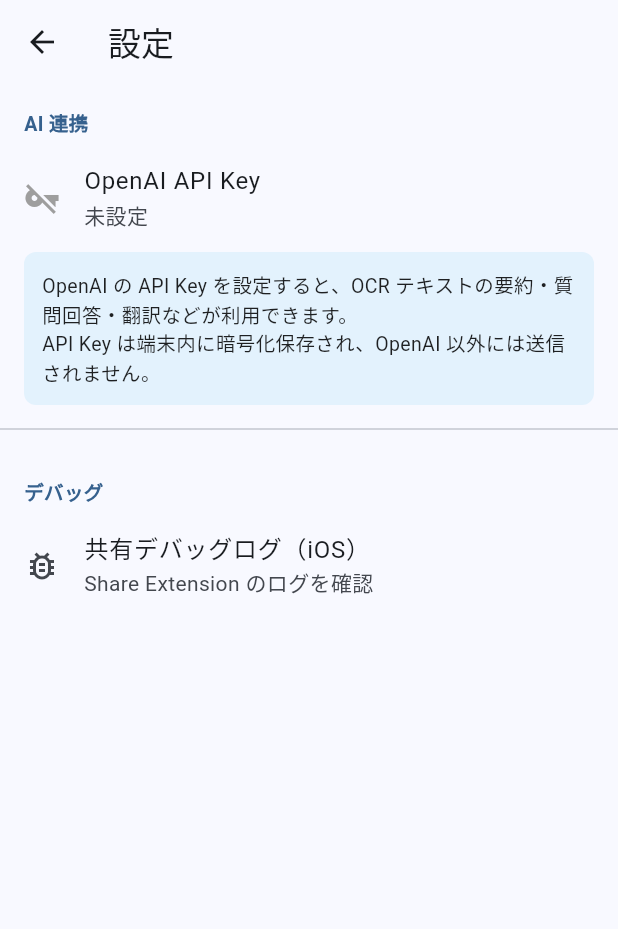
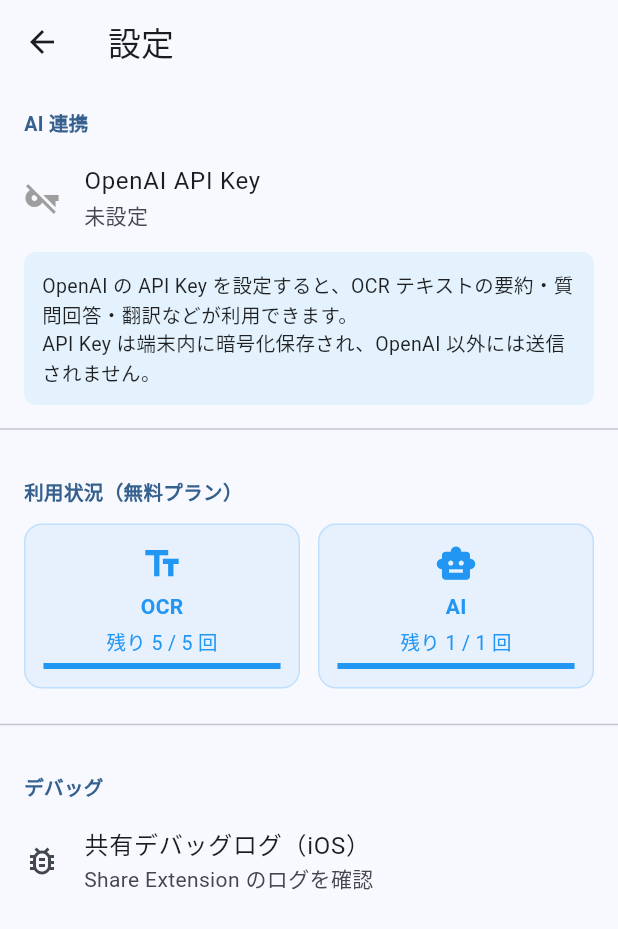
Before and after one commit to hiroyafushimi/app-want-to, a Flutter app: the SettingsScreen screen opened by its route, on a phone screen of 412 x 824 dp. Shown: the top 929 px of the screen. Run offline on Flutter 3.47's test engine with Material 3 defaults, Android fonts, the phone set to English and light mode, and no system bars; our stand-ins replace flutter_secure_storage, share_plus; missing offline and left inert: google_mlkit_text_recognition, purchases_flutter, receive_sharing_intent; accounts and stored records are empty.

Commit message:
Add OCR featurez

```diff
--- a/lib/screens/settings_screen.dart
+++ b/lib/screens/settings_screen.dart
@@ -3,6 +3,7 @@
 
 import '../services/api_key_storage.dart';
 import '../services/share_debug_log_service.dart';
+import '../services/usage_service.dart';
 
 /// 設定画面：API Key入力、残り回数、課金（仕様 6. 画面フロー 5）
 class SettingsScreen extends StatefulWidget {
@@ -81,6 +82,11 @@
             ),
           const Divider(height: 32),
 
+          // ───── 利用状況セクション ─────
+          _buildSectionHeader('利用状況（無料プラン）'),
+          _buildUsageTile(),
+          const Divider(height: 32),
+
           // ───── デバッグセクション ─────
           _buildSectionHeader('デバッグ'),
           ListTile(
@@ -91,6 +97,37 @@
               MaterialPageRoute<void>(
                 builder: (_) => const _ShareDebugLogScreen(),
               ),
+            ),
+          ),
+        ],
+      ),
+    );
+  }
+
+  Widget _buildUsageTile() {
+    final usage = UsageService.instance;
+    final ocrRemaining = usage.remainingOcr;
+    final aiRemaining = usage.remainingAi;
+
+    return Padding(
+      padding: const EdgeInsets.symmetric(horizontal: 16, vertical: 8),
+      child: Row(
+        children: [
+          Expanded(
+            child: _UsageCard(
+              icon: Icons.text_fields,
+              label: 'OCR',
+              remaining: ocrRemaining,
+              total: UsageService.freeOcrLimit,
+            ),
+          ),
+          const SizedBox(width: 12),
+          Expanded(
+            child: _UsageCard(
+              icon: Icons.smart_toy,
+              label: 'AI',
+              remaining: aiRemaining,
+              total: UsageService.freeAiLimit,
             ),
           ),
         ],
@@ -199,6 +236,61 @@
   }
 }
 
+// ───── 使用回数カード ─────
+
+class _UsageCard extends StatelessWidget {
+  const _UsageCard({
+    required this.icon,
+    required this.label,
+    required this.remaining,
+    required this.total,
+  });
+
+  final IconData icon;
+  final String label;
+  final int remaining;
+  final int total;
+
+  @override
+  Widget build(BuildContext context) {
+    final isUnlimited = remaining < 0;
+    final ratio = isUnlimited ? 1.0 : remaining / total;
+    final color = isUnlimited
+        ? Colors.green
+        : remaining == 0
+            ? Colors.red
+            : Colors.blue;
+
+    return Container(
+      padding: const EdgeInsets.all(12),
+      decoration: BoxDecoration(
+        color: color.withValues(alpha: 0.08),
+        borderRadius: BorderRadius.circular(12),
+        border: Border.all(color: color.withValues(alpha: 0.2)),
+      ),
+      child: Column(
+        children: [
+          Icon(icon, color: color, size: 28),
+          const SizedBox(height: 4),
+          Text(label, style: TextStyle(fontWeight: FontWeight.bold, color: color)),
+          const SizedBox(height: 4),
+          Text(
+            isUnlimited ? '無制限' : '残り $remaining / $total 回',
+            style: TextStyle(fontSize: 13, color: color),
+          ),
+          const SizedBox(height: 4),
+          if (!isUnlimited)
+            LinearProgressIndicator(
+              value: ratio,
+              backgroundColor: color.withValues(alpha: 0.15),
+              valueColor: AlwaysStoppedAnimation<Color>(color),
+            ),
+        ],
+      ),
+    );
+  }
+}
+
 // ───── 共有デバッグログ画面（既存） ─────
 
 class _ShareDebugLogScreen extends StatefulWidget {
--- /dev/null
+++ b/lib/services/usage_service.dart
@@ -0,0 +1,119 @@
+import 'package:flutter/foundation.dart';
+import 'package:flutter/material.dart';
+
+/// 日次使用回数管理サービス（仕様 1.4: 無料=OCR 5回/日, AI 1回/日）
+///
+/// SharedPreferences ではなくメモリ+日付チェックで軽量実装。
+/// アプリ再起動でリセットされるが、MVP では許容。
+/// 本番では SharedPreferences or ローカル DB に永続化する。
+class UsageService {
+  UsageService._();
+  static final UsageService instance = UsageService._();
+
+  // ── 無料プラン上限 ──
+  static const int freeOcrLimit = 5;
+  static const int freeAiLimit = 1;
+
+  // ── 内部カウンター ──
+  int _ocrCount = 0;
+  int _aiCount = 0;
+  String _dateKey = '';
+
+  /// 有料プラン所持フラグ（IAPService と連携して更新）
+  bool isPremium = false;
+
+  /// 今日の日付キー
+  String get _today {
+    final now = DateTime.now();
+    return '${now.year}-${now.month.toString().padLeft(2, '0')}-${now.day.toString().padLeft(2, '0')}';
+  }
+
+  /// 日付が変わったらカウンターをリセット
+  void _resetIfNewDay() {
+    final today = _today;
+    if (_dateKey != today) {
+      _ocrCount = 0;
+      _aiCount = 0;
+      _dateKey = today;
+      debugPrint('[Usage] 日付リセット: $today');
+    }
+  }
+
+  // ── OCR ──
+
+  /// OCR の残り回数
+  int get remainingOcr {
+    if (isPremium) return -1; // 無制限
+    _resetIfNewDay();
+    return (freeOcrLimit - _ocrCount).clamp(0, freeOcrLimit);
+  }
+
+  /// OCR が実行可能か
+  bool get canUseOcr {
+    if (isPremium) return true;
+    _resetIfNewDay();
+    return _ocrCount < freeOcrLimit;
+  }
+
+  /// OCR 使用をカウント。成功時 true、上限到達で false。
+  bool consumeOcr() {
+    if (isPremium) return true;
+    _resetIfNewDay();
+    if (_ocrCount >= freeOcrLimit) return false;
+    _ocrCount++;
+    debugPrint('[Usage] OCR 使用: $_ocrCount/$freeOcrLimit');
+    return true;
+  }
+
+  // ── AI ──
+
+  /// AI の残り回数
+  int get remainingAi {
+    if (isPremium) return -1; // 無制限
+    _resetIfNewDay();
+    return (freeAiLimit - _aiCount).clamp(0, freeAiLimit);
+  }
+
+  /// AI が実行可能か
+  bool get canUseAi {
+    if (isPremium) return true;
+    _resetIfNewDay();
+    return _aiCount < freeAiLimit;
+  }
+
+  /// AI 使用をカウント。成功時 true、上限到達で false。
+  bool consumeAi() {
+    if (isPremium) return true;
+    _resetIfNewDay();
+    if (_aiCount >= freeAiLimit) return false;
+    _aiCount++;
+    debugPrint('[Usage] AI 使用: $_aiCount/$freeAiLimit');
+    return true;
+  }
+
+  // ── UI 用ヘルパー ──
+
+  /// 回数制限到達時のダイアログを表示
+  static Future<void> showLimitDialog(
+    BuildContext context, {
+    required String featureName,
+    required int dailyLimit,
+  }) {
+    return showDialog<void>(
+      context: context,
+      builder: (ctx) => AlertDialog(
+        title: Text('$featureName の上限に達しました'),
+        content: Text(
+          '無料プランでは1日 $dailyLimit 回まで利用できます。\n'
+          '明日リセットされます。',
+        ),
+        actions: [
+          TextButton(
+            onPressed: () => Navigator.pop(ctx),
+            child: const Text('OK'),
+          ),
+        ],
+      ),
+    );
+  }
+}
```
Also changed, not shown: lib/app.dart (+27 -2 lines), lib/screens/onboarding_screen.dart (added, +171 -0 lines), lib/screens/region_select_screen.dart (+18 -1 lines), lib/screens/result_screen.dart (+18 -0 lines).
